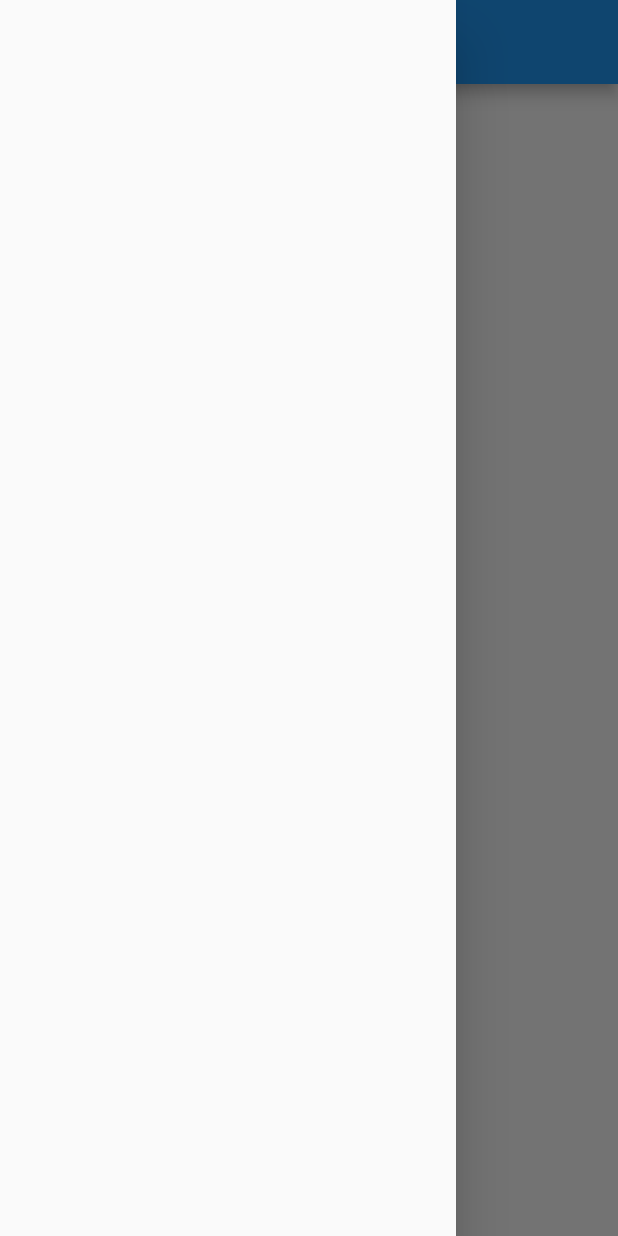
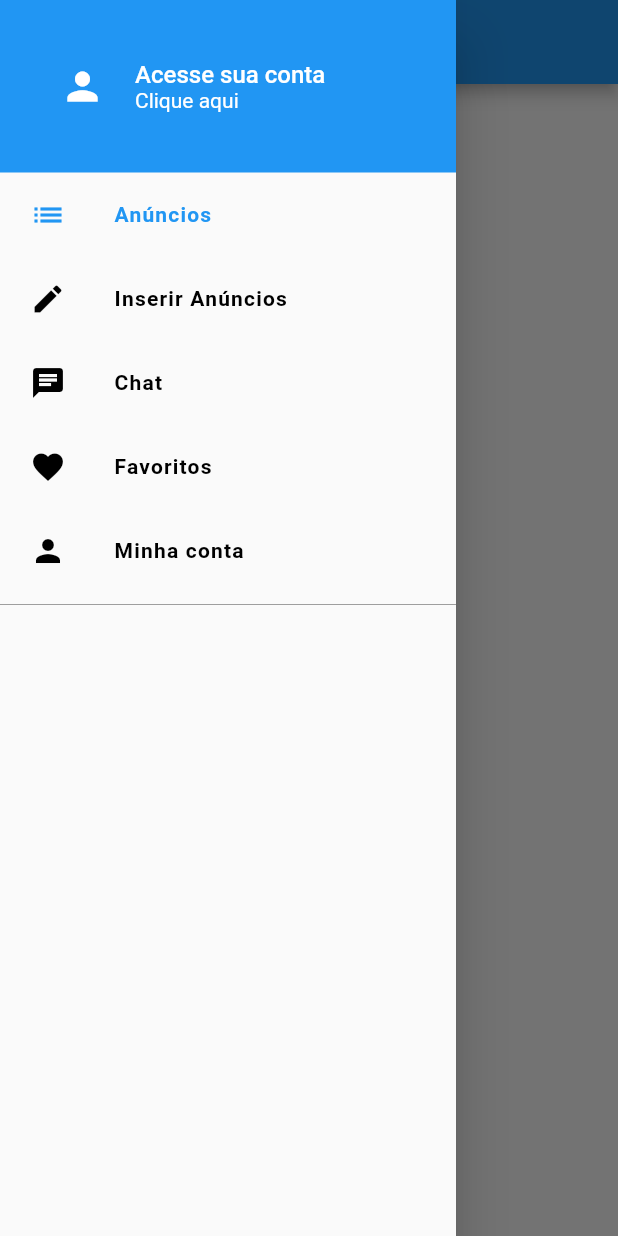
Before and after one commit to andreLagacione/xlo-flutter, a Flutter app: the screen it shows after launch, with the side drawer open, on a phone screen of 412 x 824 dp. Run offline on Flutter 3.47's test engine with Material 2 defaults, Android fonts, the phone set to English and light mode, and no system bars; our stand-ins replace rxdart.

Commit message:
create drawer menu

```diff
--- a/lib/blocs/drawer_bloc.dart
+++ b/lib/blocs/drawer_bloc.dart
@@ -0,0 +1,21 @@
+import 'package:rxdart/rxdart.dart';
+
+class DrawerBloc {
+
+  final BehaviorSubject<int> _pageController = BehaviorSubject<int>.seeded(0);
+  Stream<int> get outPage => _pageController.stream;
+
+  int _page = 0;
+
+  void setPage(int page) {
+    if (page == _page) return;
+
+    _page = page;
+    _pageController.add(page);
+  }
+
+  void dispose() {
+    _pageController.close();
+  }
+
+}
--- a/lib/common/custom_drawer/custom_drawer.dart
+++ b/lib/common/custom_drawer/custom_drawer.dart
@@ -0,0 +1,18 @@
+import 'package:flutter/material.dart';
+import 'package:xlo/common/custom_drawer/widgets/custom_header.dart';
+import 'package:xlo/common/custom_drawer/widgets/icon_section.dart';
+
+class CustomDrawer extends StatelessWidget {
+  @override
+  Widget build(BuildContext context) {
+    return Drawer(
+      child: ListView(
+        children: <Widget>[
+          CustomHeader(),
+          IconSection(),
+          Divider(color: Colors.grey[500],)
+        ],
+      ),
+    );
+  }
+}
--- a/lib/common/custom_drawer/widgets/custom_header.dart
+++ b/lib/common/custom_drawer/widgets/custom_header.dart
@@ -0,0 +1,48 @@
+import 'package:flutter/material.dart';
+
+class CustomHeader extends StatelessWidget {
+  @override
+  Widget build(BuildContext context) {
+    return Container(
+      height: 115,
+      padding: const EdgeInsets.only(left: 40),
+      color: Colors.blue,
+      child: Row(
+        children: <Widget>[
+          Icon(
+            Icons.person,
+            color: Colors.white,
+            size: 30,
+          ),
+          const SizedBox(width: 20,),
+          Expanded(
+            child: Column(
+              mainAxisAlignment: MainAxisAlignment.center,
+              crossAxisAlignment: CrossAxisAlignment.start,
+              children: <Widget>[
+                Text(
+                  'Acesse sua conta',
+                  style: TextStyle(
+                    color: Colors.white,
+                    fontSize: 16,
+                    fontWeight: FontWeight.w500
+                  ),
+                  overflow: TextOverflow.clip,
+                ),
+                Text(
+                  'Clique aqui',
+                  style: TextStyle(
+                      color: Colors.white,
+                      fontSize: 14,
+                      fontWeight: FontWeight.w400
+                  ),
+                  overflow: TextOverflow.clip,
+                )
+              ],
+            ),
+          )
+        ],
+      ),
+    );
+  }
+}
--- a/lib/common/custom_drawer/widgets/icon_section.dart
+++ b/lib/common/custom_drawer/widgets/icon_section.dart
@@ -0,0 +1,68 @@
+import 'package:flutter/material.dart';
+import 'package:provider/provider.dart';
+import 'package:xlo/blocs/drawer_bloc.dart';
+import 'package:xlo/common/custom_drawer/widgets/icon_tile.dart';
+
+class IconSection extends StatelessWidget {
+
+  @override
+  Widget build(BuildContext context) {
+
+    final DrawerBloc _drawerBloc = Provider.of<DrawerBloc>(context);
+
+    void _setPage(int page) {
+      Navigator.of(context).pop();
+      _drawerBloc.setPage(page);
+    }
+
+    return StreamBuilder<int>(
+      stream: _drawerBloc.outPage,
+      builder: (context, snapshot) {
+        return Column(
+          children: <Widget>[
+            IconTile(
+              label: 'Anúncios',
+              iconData: Icons.list,
+              onTap: () {
+                _setPage(0);
+              },
+              highlighted: snapshot.data == 0,
+            ),
+            IconTile(
+              label: 'Inserir Anúncios',
+              iconData: Icons.edit,
+              onTap: () {
+                _setPage(1);
+              },
+              highlighted: snapshot.data == 1,
+            ),
+            IconTile(
+              label: 'Chat',
+              iconData: Icons.chat,
+              onTap: () {
+                _setPage(2);
+              },
+              highlighted: snapshot.data == 2,
+            ),
+            IconTile(
+              label: 'Favoritos',
+              iconData: Icons.favorite,
+              onTap: () {
+                _setPage(3);
+              },
+              highlighted: snapshot.data == 3,
+            ),
+            IconTile(
+              label: 'Minha conta',
+              iconData: Icons.person,
+              onTap: () {
+                _setPage(4);
+              },
+              highlighted: snapshot.data == 4,
+            ),
+          ],
+        );
+      }
+    );
+  }
+}
--- a/lib/common/custom_drawer/widgets/icon_tile.dart
+++ b/lib/common/custom_drawer/widgets/icon_tile.dart
@@ -0,0 +1,31 @@
+import 'package:flutter/material.dart';
+
+class IconTile extends StatelessWidget {
+
+  final String label;
+  final IconData iconData;
+  final VoidCallback onTap;
+  final bool highlighted;
+
+  const IconTile({this.label, this.iconData, this.onTap, this.highlighted});
+
+  @override
+  Widget build(BuildContext context) {
+    return ListTile(
+      title: Text(
+        label,
+        style: TextStyle(
+          fontWeight: FontWeight.w600,
+          letterSpacing: 0.8,
+          color: highlighted ? Colors.blue : Colors.black
+        ),
+      ),
+      leading: Icon(
+        iconData,
+        color: highlighted ? Colors.blue : Colors.black
+      ),
+      onTap: onTap,
+      contentPadding: const EdgeInsets.fromLTRB(20, 0, 10, 0),
+    );
+  }
+}
--- a/lib/main.dart
+++ b/lib/main.dart
@@ -1,5 +1,7 @@
 import 'package:flutter/material.dart';
 import 'file:///C:/Jobs/xlo-flutter/lib/screens/base/base_screen.dart';
+import 'package:provider/provider.dart';
+import 'package:xlo/blocs/drawer_bloc.dart';
 
 void main() => runApp(MyApp());
 
@@ -7,13 +9,21 @@ class MyApp extends StatelessWidget {
 
   @override
   Widget build(BuildContext context) {
-    return MaterialApp(
-      title: 'XLO',
-      debugShowCheckedModeBanner: false,
-      theme: ThemeData(
-        primarySwatch: Colors.blue,
+    return MultiProvider(
+      providers: [
+        Provider<DrawerBloc>(
+          create: (_) => DrawerBloc(),
+          dispose: (context, value) => value.dispose(),
+        )
+      ],
+      child: MaterialApp(
+        title: 'XLO',
+        debugShowCheckedModeBanner: false,
+        theme: ThemeData(
+          primarySwatch: Colors.blue,
+        ),
+        home: BaseScreen(),
       ),
-      home: BaseScreen(),
     );
   }
 }
--- a/lib/screens/base/base_screen.dart
+++ b/lib/screens/base/base_screen.dart
@@ -1,4 +1,8 @@
+import 'dart:async';
+
 import 'package:flutter/material.dart';
+import 'package:provider/provider.dart';
+import 'package:xlo/blocs/drawer_bloc.dart';
 import 'package:xlo/screens/home/home_screen.dart';
 
 class BaseScreen extends StatefulWidget {
@@ -9,6 +13,29 @@ class BaseScreen extends StatefulWidget {
 class _BaseScreenState extends State<BaseScreen> {
 
   final PageController _pageController = PageController();
+  DrawerBloc _drawerBloc;
+  StreamSubscription _drawerSubscription;
+
+  @override
+  void didChangeDependencies() {
+    super.didChangeDependencies();
+    final DrawerBloc drawerBloc = Provider.of<DrawerBloc>(context);
+
+    if (drawerBloc != _drawerBloc) {
+      _drawerBloc = drawerBloc;
+
+      _drawerSubscription?.cancel();
+      _drawerSubscription = _drawerBloc.outPage.listen((page) {
+        return _pageController.jumpToPage(page);
+      });
+    }
+  }
+
+  @override
+  void dispose() {
+    _drawerSubscription.cancel();
+    super.dispose();
+  }
 
   @override
   Widget build(BuildContext context) {
--- a/lib/screens/home/home_screen.dart
+++ b/lib/screens/home/home_screen.dart
@@ -1,4 +1,5 @@
 import 'package:flutter/material.dart';
+import 'package:xlo/common/custom_drawer/custom_drawer.dart';
 
 class HomeScreen extends StatefulWidget {
   @override
@@ -12,7 +13,7 @@ class _HomeScreenState extends State<HomeScreen> {
       appBar: AppBar(
         title: Text('XLO'),
       ),
-      drawer: Drawer(),
+      drawer: CustomDrawer(),
     );
   }
 }
```
